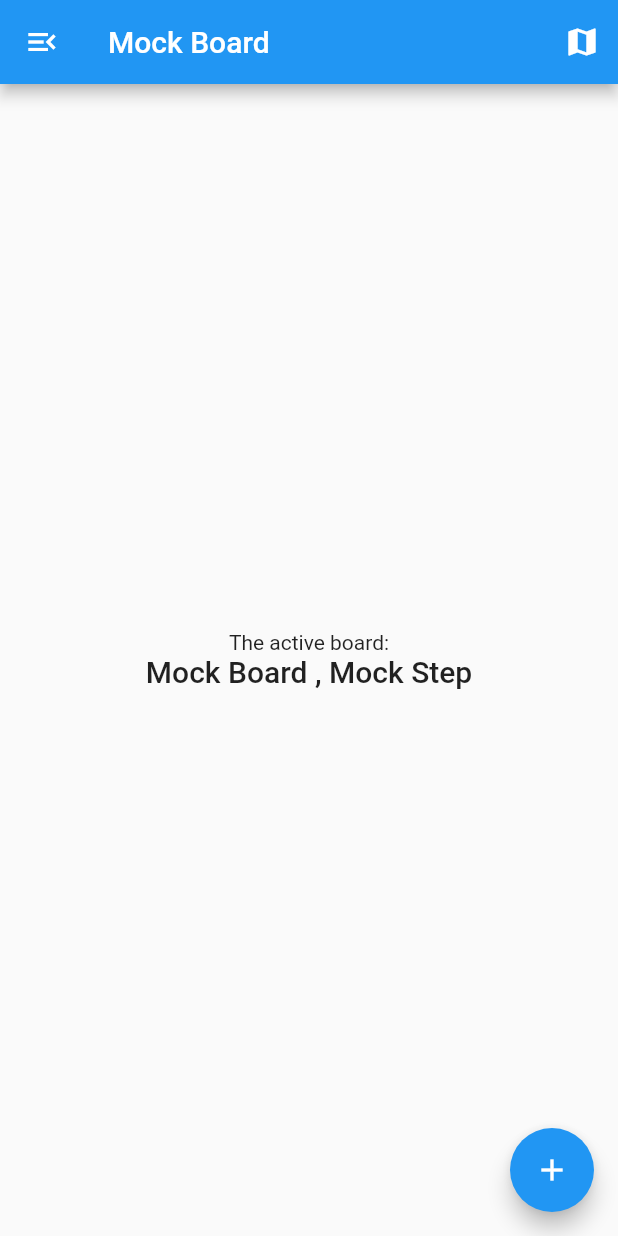
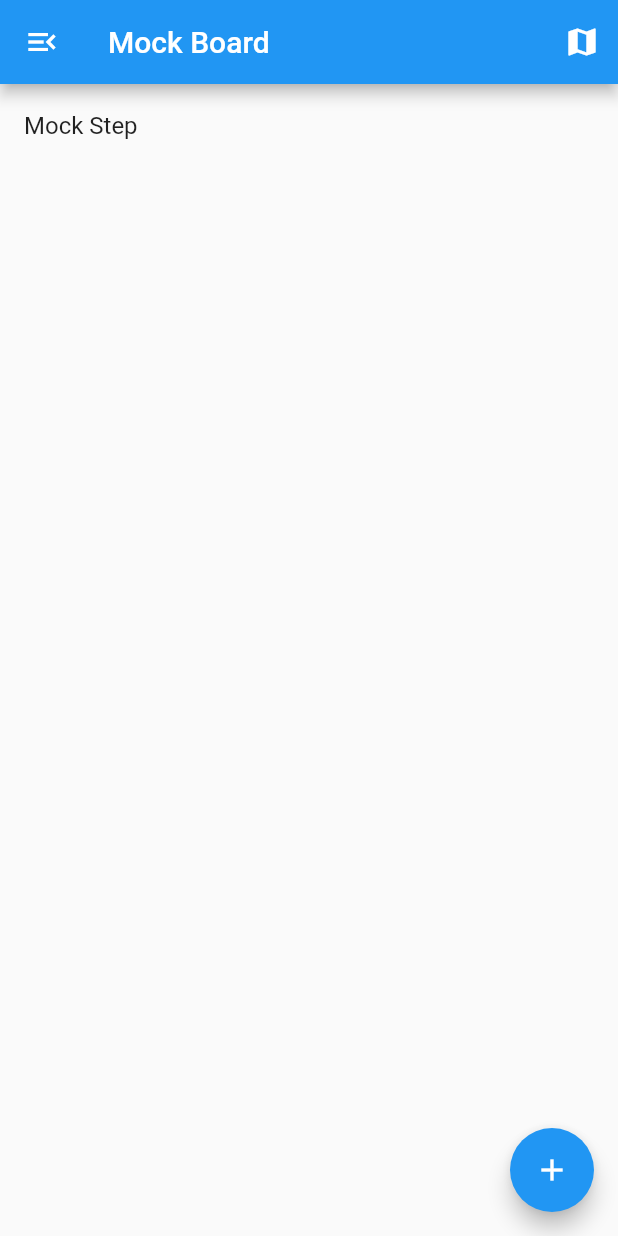
Before and after one commit to DotdotBat/task_graph, a Flutter app: the screen it shows after launch, on a phone screen of 412 x 824 dp. Run offline on Flutter 3.47's test engine with Material 2 defaults, Android fonts, the phone set to English and light mode, and no system bars.

Commit message:
commit before starting work

```diff
--- a/lib/main.dart
+++ b/lib/main.dart
@@ -32,7 +32,7 @@ class _MyHomePageState extends State<MyHomePage> {
   List<Board> boards = [mockBoard];//temporary solution
   Board activeBoard = mockBoard; //temporary solution as well
   late Node mockGoal = activeBoard.addGoal('mockGoal');
-  late Node mockStep = activeBoard.addStepByAim('Mock Step', mockGoal);
+  late Node mockStep;
   bool isTitleClicked = false;
   late Function updateActiveBord = () {
     setState(() {});
@@ -42,6 +42,13 @@ class _MyHomePageState extends State<MyHomePage> {
       isTitleClicked = !isTitleClicked;
     });
   };
+
+  @override
+  void initState() {//done to initialise the structure. temporary solution
+  Node mockStep = activeBoard.addStepByAim('Mock Step', mockGoal);
+    super.initState();
+  }
+
 
   @override
   Widget build(BuildContext context) {
@@ -69,20 +76,21 @@ class _MyHomePageState extends State<MyHomePage> {
             changeModeCallback: changeTitleMode,
             setHomePageStateCallback: updateActiveBord,
           )),
-      body: Center(
-        child: Column(
-          mainAxisAlignment: MainAxisAlignment.center,
-          children: <Widget>[
-            Text(
-              'The active board:',
-            ),
-            Text(
-              '${activeBoard.title} , ${mockStep.title}',
-              style: Theme.of(context).textTheme.headline6,
-            ),
-          ],
-        ),
-      ),
+       body: UnlockedList(activeBoard),
+       //Center(//TODO: core mechanics time!
+      //   child: Column(
+      //     mainAxisAlignment: MainAxisAlignment.center,
+      //     children: <Widget>[
+      //       Text(
+      //         'The active board:',
+      //       ),
+      //       Text(
+      //         '${activeBoard.title} , ${mockStep.title}',
+      //         style: Theme.of(context).textTheme.headline6,
+      //       ),
+      //     ],
+      //   ),
+      // ),
       floatingActionButton: FloatingActionButton(
         onPressed: () {
           openNodePage(context, mockStep);
@@ -98,7 +106,7 @@ class ResponsiveTitle extends StatelessWidget {
   final Board board;
   final bool isInEditingMode;
   final Function changeModeCallback;
-  final Function setHomePageStateCallback;//TODO: replace by update Active board callback
+  final Function setHomePageStateCallback;
   ResponsiveTitle(
       {Key? key,
       required this.board,
@@ -172,3 +180,24 @@ class NodePage extends StatelessWidget {
     ));
   }
 }
+
+class UnlockedList extends StatelessWidget {
+  final Board board;
+  UnlockedList(this.board,
+  {Key? key}):super(key: key);
+
+  @override
+  Widget build(BuildContext context) {
+    List<Node> unlocked = board.unlocked();
+    return ListView.builder(itemCount: unlocked.length,
+    itemBuilder: (BuildContext context,int index){
+      return Dismissible(
+        key:ValueKey<int>(unlocked[index].id),
+        child: ListTile(title: Text(unlocked[index].title),
+        ),
+        background: Container(color: Colors.red,),
+        secondaryBackground: Container(color: Colors.green,),
+        );
+    },);
+  }
+}
```
